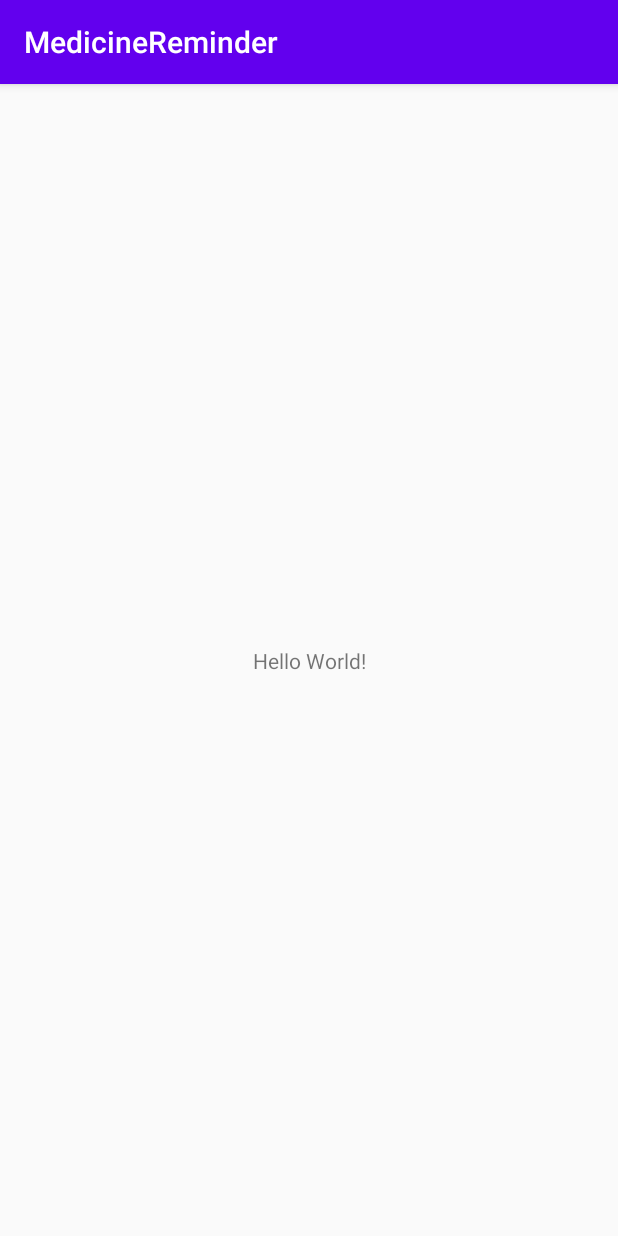
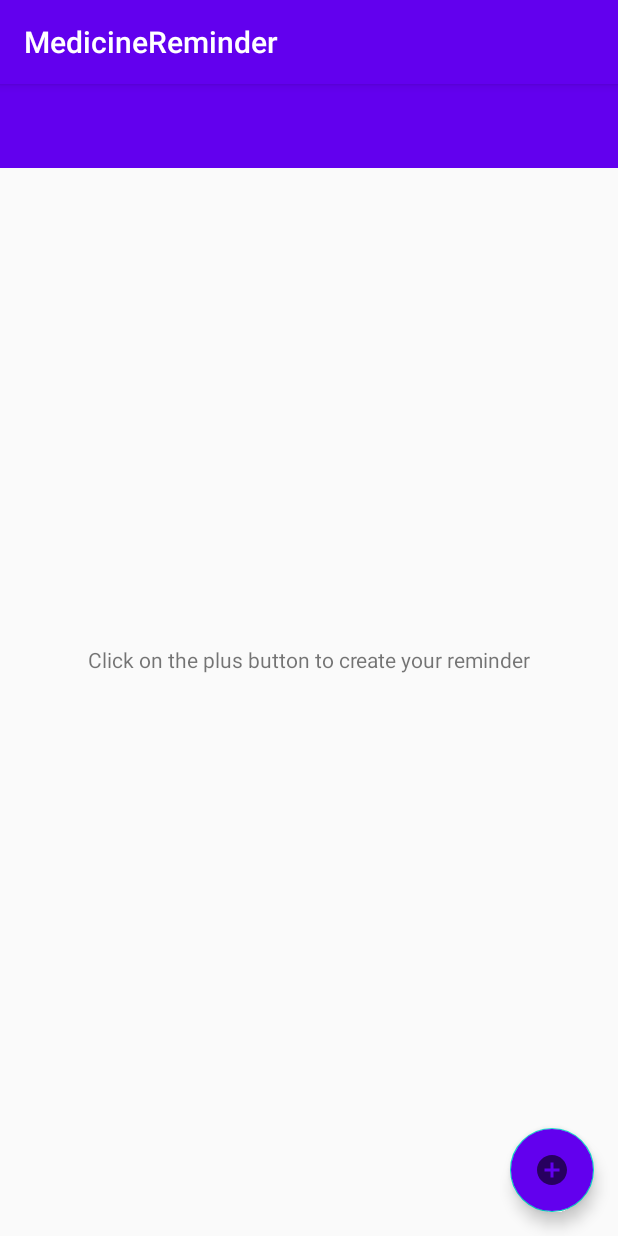
Before and after one commit to sagadevanmi/MedicineReminder, an Android app: the screen it shows after launch (MainActivity), on a phone screen of 412 x 824 dp. Run offline under Robolectric (Android 15) with nearby library versions, the phone set to English and light mode, and no system bars.

Commit message:
Initial 2 layouts done

```diff
--- a/app/src/main/AndroidManifest.xml
+++ b/app/src/main/AndroidManifest.xml
@@ -9,6 +9,7 @@
         android:roundIcon="@mipmap/ic_launcher_round"
         android:supportsRtl="true"
         android:theme="@style/AppTheme">
+        <activity android:name=".AddReminderActivity"></activity>
         <activity android:name=".MainActivity">
             <intent-filter>
                 <action android:name="android.intent.action.MAIN" />
--- /dev/null
+++ b/app/src/main/res/drawable/ic_access_time.xml
@@ -0,0 +1,6 @@
+<vector android:height="24dp" android:tint="#FFFFFF"
+    android:viewportHeight="24" android:viewportWidth="24"
+    android:width="24dp" xmlns:android="http://schemas.android.com/apk/res/android">
+    <path android:fillColor="@android:color/white" android:pathData="M11.99,2C6.47,2 2,6.48 2,12s4.47,10 9.99,10C17.52,22 22,17.52 22,12S17.52,2 11.99,2zM12,20c-4.42,0 -8,-3.58 -8,-8s3.58,-8 8,-8 8,3.58 8,8 -3.58,8 -8,8z"/>
+    <path android:fillColor="@android:color/white" android:pathData="M12.5,7H11v6l5.25,3.15 0.75,-1.23 -4.5,-2.67z"/>
+</vector>
--- /dev/null
+++ b/app/src/main/res/drawable/ic_add2.xml
@@ -0,0 +1,5 @@
+<vector android:height="40dp" android:tint="?attr/colorControlNormal"
+    android:viewportHeight="24" android:viewportWidth="24"
+    android:width="40dp" xmlns:android="http://schemas.android.com/apk/res/android">
+    <path android:fillColor="@android:color/white" android:pathData="M12,2C6.48,2 2,6.48 2,12s4.48,10 10,10 10,-4.48 10,-10S17.52,2 12,2zM17,13h-4v4h-2v-4L7,13v-2h4L11,7h2v4h4v2z"/>
+</vector>
--- /dev/null
+++ b/app/src/main/res/drawable/ic_notifications_off.xml
@@ -0,0 +1,5 @@
+<vector android:height="24dp" android:tint="#FFFFFF"
+    android:viewportHeight="24" android:viewportWidth="24"
+    android:width="24dp" xmlns:android="http://schemas.android.com/apk/res/android">
+    <path android:fillColor="@android:color/white" android:pathData="M20,18.69L7.84,6.14 5.27,3.49 4,4.76l2.8,2.8v0.01c-0.52,0.99 -0.8,2.16 -0.8,3.42v5l-2,2v1h13.73l2,2L21,19.72l-1,-1.03zM12,22c1.11,0 2,-0.89 2,-2h-4c0,1.11 0.89,2 2,2zM18,14.68L18,11c0,-3.08 -1.64,-5.64 -4.5,-6.32L13.5,4c0,-0.83 -0.67,-1.5 -1.5,-1.5s-1.5,0.67 -1.5,1.5v0.68c-0.15,0.03 -0.29,0.08 -0.42,0.12 -0.1,0.03 -0.2,0.07 -0.3,0.11h-0.01c-0.01,0 -0.01,0 -0.02,0.01 -0.23,0.09 -0.46,0.2 -0.68,0.31 0,0 -0.01,0 -0.01,0.01L18,14.68z"/>
+</vector>
--- /dev/null
+++ b/app/src/main/res/drawable/ic_notifications_on.xml
@@ -0,0 +1,5 @@
+<vector android:height="24dp" android:tint="#FFFFFF"
+    android:viewportHeight="24" android:viewportWidth="24"
+    android:width="24dp" xmlns:android="http://schemas.android.com/apk/res/android">
+    <path android:fillColor="@android:color/white" android:pathData="M7.58,4.08L6.15,2.65C3.75,4.48 2.17,7.3 2.03,10.5h2c0.15,-2.65 1.51,-4.97 3.55,-6.42zM19.97,10.5h2c-0.15,-3.2 -1.73,-6.02 -4.12,-7.85l-1.42,1.43c2.02,1.45 3.39,3.77 3.54,6.42zM18,11c0,-3.07 -1.64,-5.64 -4.5,-6.32L13.5,4c0,-0.83 -0.67,-1.5 -1.5,-1.5s-1.5,0.67 -1.5,1.5v0.68C7.63,5.36 6,7.92 6,11v5l-2,2v1h16v-1l-2,-2v-5zM12,22c0.14,0 0.27,-0.01 0.4,-0.04 0.65,-0.14 1.18,-0.58 1.44,-1.18 0.1,-0.24 0.15,-0.5 0.15,-0.78h-4c0.01,1.1 0.9,2 2.01,2z"/>
+</vector>
--- /dev/null
+++ b/app/src/main/res/drawable/ic_subject.xml
@@ -0,0 +1,5 @@
+<vector android:height="24dp" android:tint="#FFFFFF"
+    android:viewportHeight="24" android:viewportWidth="24"
+    android:width="24dp" xmlns:android="http://schemas.android.com/apk/res/android">
+    <path android:fillColor="@android:color/white" android:pathData="M14,17L4,17v2h10v-2zM20,9L4,9v2h16L20,9zM4,15h16v-2L4,13v2zM4,5v2h16L20,5L4,5z"/>
+</vector>
--- /dev/null
+++ b/app/src/main/res/drawable/ic_sync.xml
@@ -0,0 +1,5 @@
+<vector android:height="24dp" android:tint="#FFFFFF"
+    android:viewportHeight="24" android:viewportWidth="24"
+    android:width="24dp" xmlns:android="http://schemas.android.com/apk/res/android">
+    <path android:fillColor="@android:color/white" android:pathData="M12,4L12,1L8,5l4,4L12,6c3.31,0 6,2.69 6,6 0,1.01 -0.25,1.97 -0.7,2.8l1.46,1.46C19.54,15.03 20,13.57 20,12c0,-4.42 -3.58,-8 -8,-8zM12,18c-3.31,0 -6,-2.69 -6,-6 0,-1.01 0.25,-1.97 0.7,-2.8L5.24,7.74C4.46,8.97 4,10.43 4,12c0,4.42 3.58,8 8,8v3l4,-4 -4,-4v3z"/>
+</vector>
--- /dev/null
+++ b/app/src/main/res/drawable/ic_unfold_more.xml
@@ -0,0 +1,5 @@
+<vector android:height="24dp" android:tint="#FFFFFF"
+    android:viewportHeight="24" android:viewportWidth="24"
+    android:width="24dp" xmlns:android="http://schemas.android.com/apk/res/android">
+    <path android:fillColor="@android:color/white" android:pathData="M12,5.83L15.17,9l1.41,-1.41L12,3 7.41,7.59 8.83,9 12,5.83zM12,18.17L8.83,15l-1.41,1.41L12,21l4.59,-4.59L15.17,15 12,18.17z"/>
+</vector>
--- /dev/null
+++ b/app/src/main/res/drawable/ic_view_day.xml
@@ -0,0 +1,5 @@
+<vector android:height="24dp" android:tint="#FFFFFF"
+    android:viewportHeight="24" android:viewportWidth="24"
+    android:width="24dp" xmlns:android="http://schemas.android.com/apk/res/android">
+    <path android:fillColor="@android:color/white" android:pathData="M2,21h19v-3H2v3zM20,8H3c-0.55,0 -1,0.45 -1,1v6c0,0.55 0.45,1 1,1h17c0.55,0 1,-0.45 1,-1V9c0,-0.55 -0.45,-1 -1,-1zM2,3v3h19V3H2z"/>
+</vector>
--- a/app/src/main/res/layout/activity_main.xml
+++ b/app/src/main/res/layout/activity_main.xml
@@ -1,18 +1,53 @@
 <?xml version="1.0" encoding="utf-8"?>
-<androidx.constraintlayout.widget.ConstraintLayout xmlns:android="http://schemas.android.com/apk/res/android"
+<RelativeLayout xmlns:android="http://schemas.android.com/apk/res/android"
     xmlns:app="http://schemas.android.com/apk/res-auto"
     xmlns:tools="http://schemas.android.com/tools"
     android:layout_width="match_parent"
     android:layout_height="match_parent"
     tools:context=".MainActivity">
 
-    <TextView
+    <Toolbar
+        android:layout_width="match_parent"
+        android:layout_height="wrap_content"
+        android:id="@+id/toolbar"
+        app:popupTheme="@style/ThemeOverlay.AppCompat.Light"
+        app:contentInsetLeft="0dp"
+        app:contentInsetStart="16dp"
+        android:theme="@style/ThemeOverlay.AppCompat.Dark.ActionBar"
+        android:background="@color/colorPrimary"/>
+
+    <ListView
+        android:layout_width="match_parent"
+        android:layout_height="match_parent"
+        android:id="@+id/list"
+        android:layout_below="@+id/toolbar"/>
+
+    <RelativeLayout
         android:layout_width="wrap_content"
         android:layout_height="wrap_content"
-        android:text="Hello World!"
-        app:layout_constraintBottom_toBottomOf="parent"
-        app:layout_constraintLeft_toLeftOf="parent"
-        app:layout_constraintRight_toRightOf="parent"
-        app:layout_constraintTop_toTopOf="parent" />
+        android:id="@+id/empty-view"
+        android:layout_centerInParent="true">
 
-</androidx.constraintlayout.widget.ConstraintLayout>
+        <TextView
+            android:layout_width="match_parent"
+            android:layout_height="wrap_content"
+            android:id="@+id/no_reminder_text"
+            android:layout_centerInParent="true"
+            android:padding="16dp"
+            android:gravity="center"
+            android:text="Click on the plus button to create your reminder"/>
+
+    </RelativeLayout>
+
+    <com.google.android.material.floatingactionbutton.FloatingActionButton
+        android:id="@+id/fab"
+        android:layout_width="wrap_content"
+        android:layout_height="wrap_content"
+        android:layout_alignParentBottom="true"
+        android:layout_alignParentRight="true"
+        android:layout_margin="16dp"
+        android:src="@drawable/ic_add2"
+        android:backgroundTint="@color/colorPrimary"
+        app:fabSize="normal" />
+
+</RelativeLayout>
--- /dev/null
+++ b/app/src/main/res/layout/alarm_items.xml
@@ -0,0 +1,6 @@
+<?xml version="1.0" encoding="utf-8"?>
+<RelativeLayout xmlns:android="http://schemas.android.com/apk/res/android"
+    android:layout_width="match_parent"
+    android:layout_height="8dp">
+
+</RelativeLayout>
```
Also changed, not shown: app/build.gradle (+12 -0 lines), app/src/main/java/com/sdk/medicinereminder/AddReminderActivity.java (added, +14 -0 lines), app/src/main/res/drawable/ic_add.xml (added, +10 -0 lines), app/src/main/res/layout/activity_add_reminder.xml (added, +327 -0 lines).
